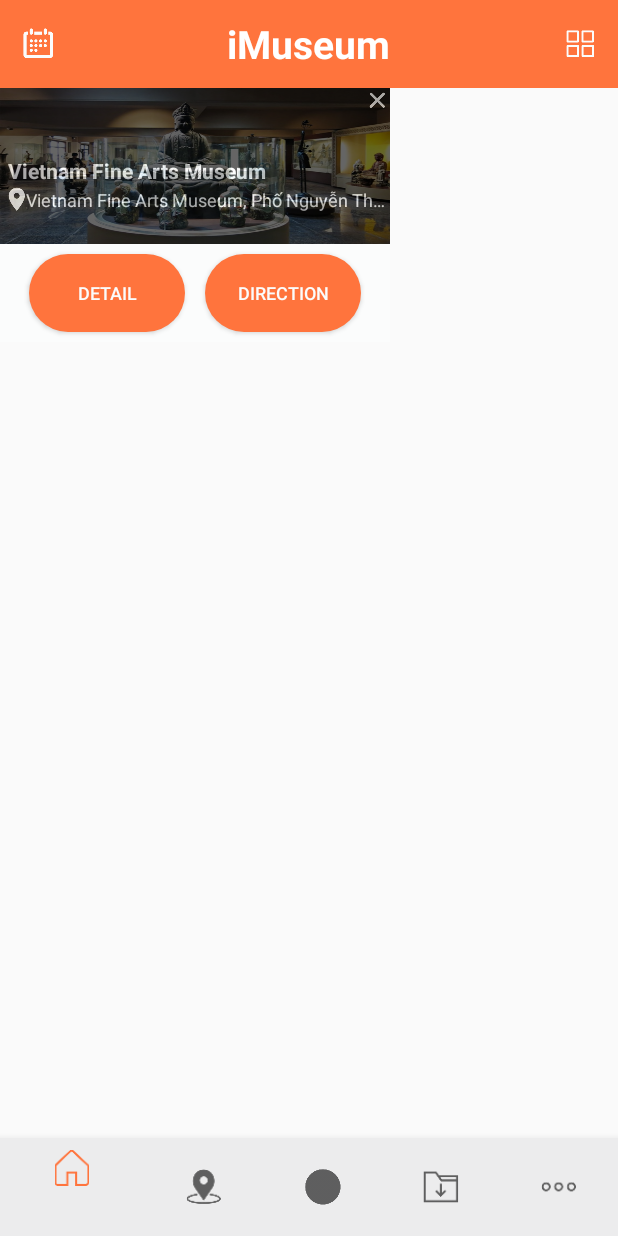
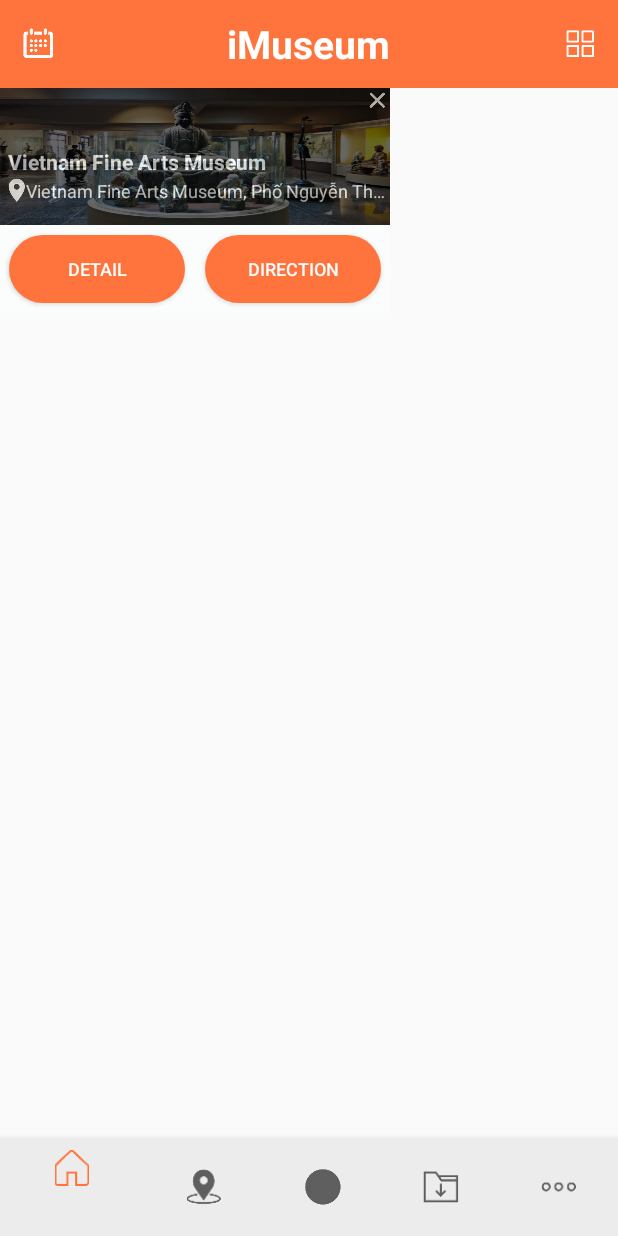
Before and after one commit to uttu87/iMuseum, an Android app: the fragment FormFragment placed in its activity, on a phone screen of 412 x 824 dp. Run offline under Robolectric (Android 15) with nearby library versions, the phone set to English and light mode, and no system bars; our stand-ins replace sdp/ssp sizes; pictures from the network do not load; 1 statement that could not run was skipped.

Commit message:
change infowindow design

```diff
--- a/app/src/main/java/com/android/iseasoft/imuseum/utils/LogUtil.java
+++ b/app/src/main/java/com/android/iseasoft/imuseum/utils/LogUtil.java
@@ -3,7 +3,7 @@
 import android.util.Log;
 
 public class LogUtil {
-    public static boolean bIsEnable = false;
+    public static boolean bIsEnable = true;
 
     public static void d(String tag, String msg){
         if(bIsEnable)
--- a/app/src/main/java/com/android/iseasoft/imuseum/view/MuseumMapFragment.java
+++ b/app/src/main/java/com/android/iseasoft/imuseum/view/MuseumMapFragment.java
@@ -120,6 +120,7 @@
             return view;
         }
 
+        mCurrentLatLng = new LatLng(16.0585469,108.2397508);//set template
         mFusedLocationClient = LocationServices.getFusedLocationProviderClient(getActivity());
 
         // Inflate the layout for this fragment
@@ -255,6 +256,7 @@
 
     private void directionToMuseumPlace(LatLng desLatLng){
         if(mCurrentLatLng == null){
+            LogUtil.d("@hai.phamvan", "Can not direction, mCurrentLatLng is null");
             return;
         }
 
@@ -265,7 +267,7 @@
         url = url.replace("DES_LONGITUDE", Double.toString(desLatLng.longitude));
         url = url.replace("GOOGLE_MAP_API_KEY", Define.GOOGLE_MAP_API_DIRECTION_KEY);
 
-        //LogUtil.d("@hai.phamvan", url);
+        LogUtil.d("@hai.phamvan", url);
 
         try {
 
@@ -277,7 +279,7 @@
 
             PolylineOptions polylineOptions = new PolylineOptions();
             for (LatLng value: latLngs){
-                //LogUtil.d("@hai.phamvan", value.toString());
+                LogUtil.d("@hai.phamvan", value.toString());
                 polylineOptions.add(value);
             }
 
--- a/app/src/main/res/layout/museum_marker_info_window.xml
+++ b/app/src/main/res/layout/museum_marker_info_window.xml
@@ -2,7 +2,7 @@
 <LinearLayout xmlns:android="http://schemas.android.com/apk/res/android"
     xmlns:tools="http://schemas.android.com/tools"
     android:layout_width="@dimen/_200sdp"
-    android:layout_height="@dimen/_140sdp"
+    android:layout_height="@dimen/_120sdp"
     xmlns:app="http://schemas.android.com/apk/res-auto"
     android:orientation="vertical">
     <RelativeLayout
@@ -11,7 +11,7 @@
         <ImageView
             android:id="@+id/info_window_image"
             android:layout_width="match_parent"
-            android:layout_height="@dimen/_80sdp"
+            android:layout_height="@dimen/_70sdp"
             android:background="@drawable/thumb"
             android:scaleType="centerCrop"/>
 
@@ -79,8 +79,8 @@
 
         <Button
             android:id="@+id/btn_detail"
-            android:layout_width="@dimen/_80sdp"
-            android:layout_height="@dimen/_40sdp"
+            android:layout_width="@dimen/_90sdp"
+            android:layout_height="@dimen/_35sdp"
             android:background="@drawable/button_border"
             android:text="Detail"
             android:textSize="12sp"
@@ -89,8 +89,8 @@
 
         <Button
             android:id="@+id/btn_direction"
-            android:layout_width="@dimen/_80sdp"
-            android:layout_height="@dimen/_40sdp"
+            android:layout_width="@dimen/_90sdp"
+            android:layout_height="@dimen/_35sdp"
             android:background="@drawable/button_border"
             android:text="Direction"
             android:textSize="12sp"
```
